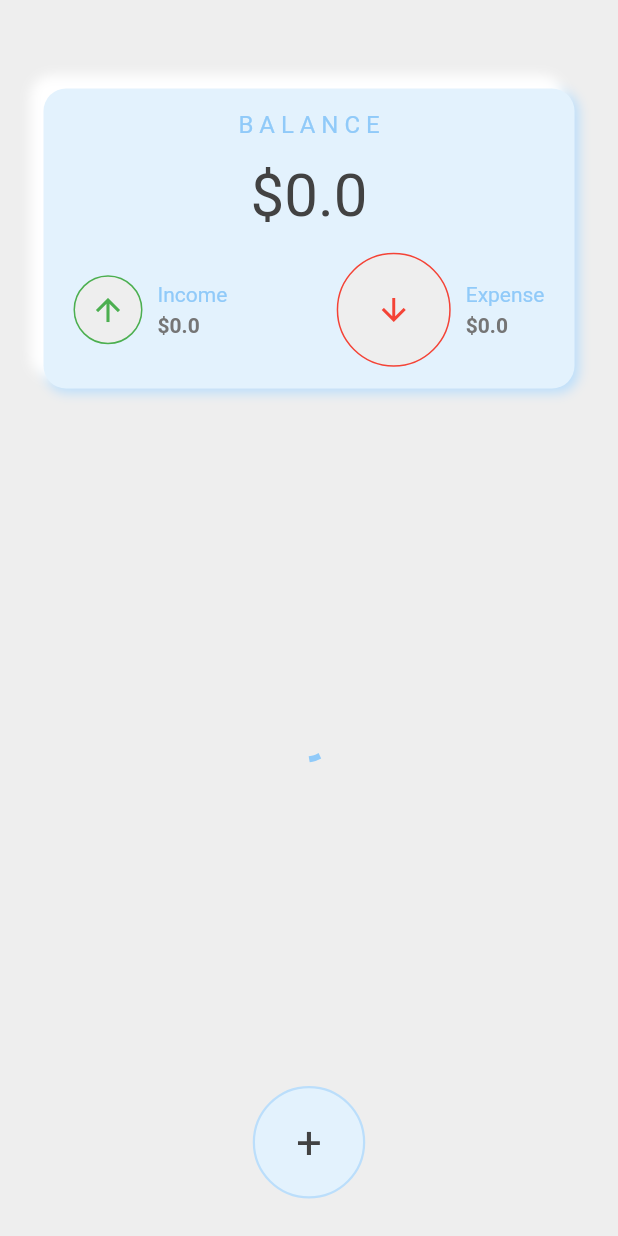
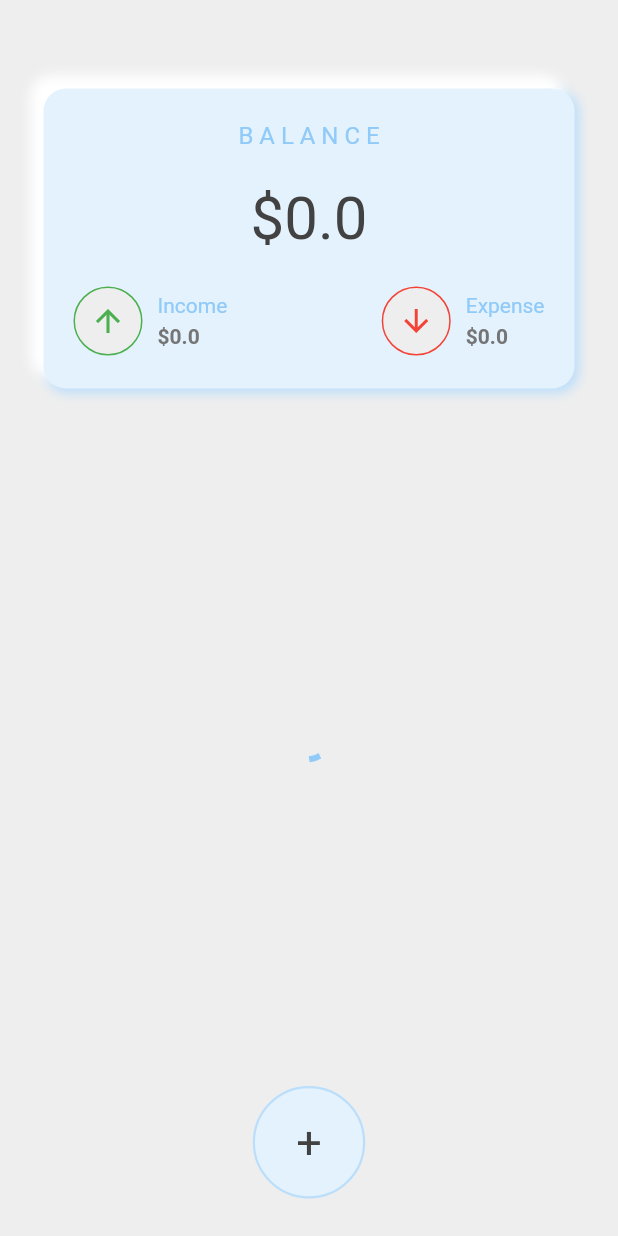
Before and after one commit to Varun9729/expense_tracker, a Flutter app: the screen it shows after launch, on a phone screen of 412 x 824 dp. Run offline on Flutter 3.47's test engine with Material 2 defaults, Android fonts, the phone set to English and light mode, and no system bars; missing offline and left inert: gsheets; key blocks and very long unbroken strings in the code were emptied for the run.

Commit message:
final commit

```diff
--- a/lib/top_card.dart
+++ b/lib/top_card.dart
@@ -70,7 +70,7 @@ class TopCard extends StatelessWidget {
                     Row(
                       children: [
                         Container(
-                          padding: EdgeInsets.all(25),
+                          padding: EdgeInsets.all(10),
                           decoration: BoxDecoration(
                             shape: BoxShape.circle,
                             border: Border.all(color: Colors.red),
```
